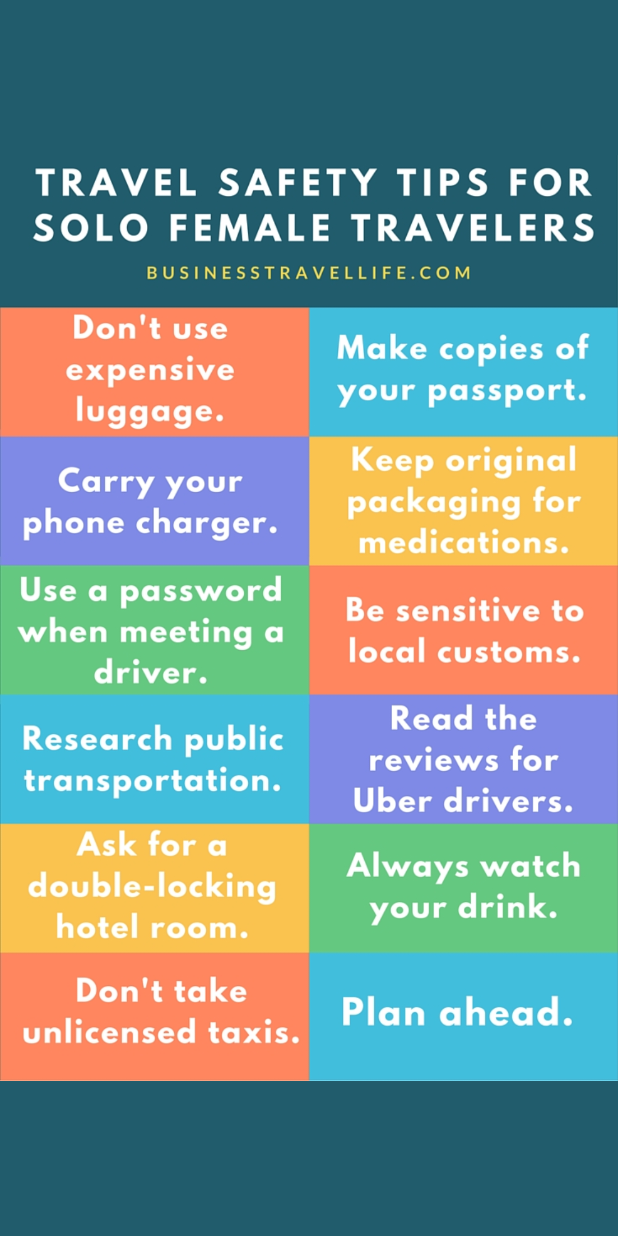
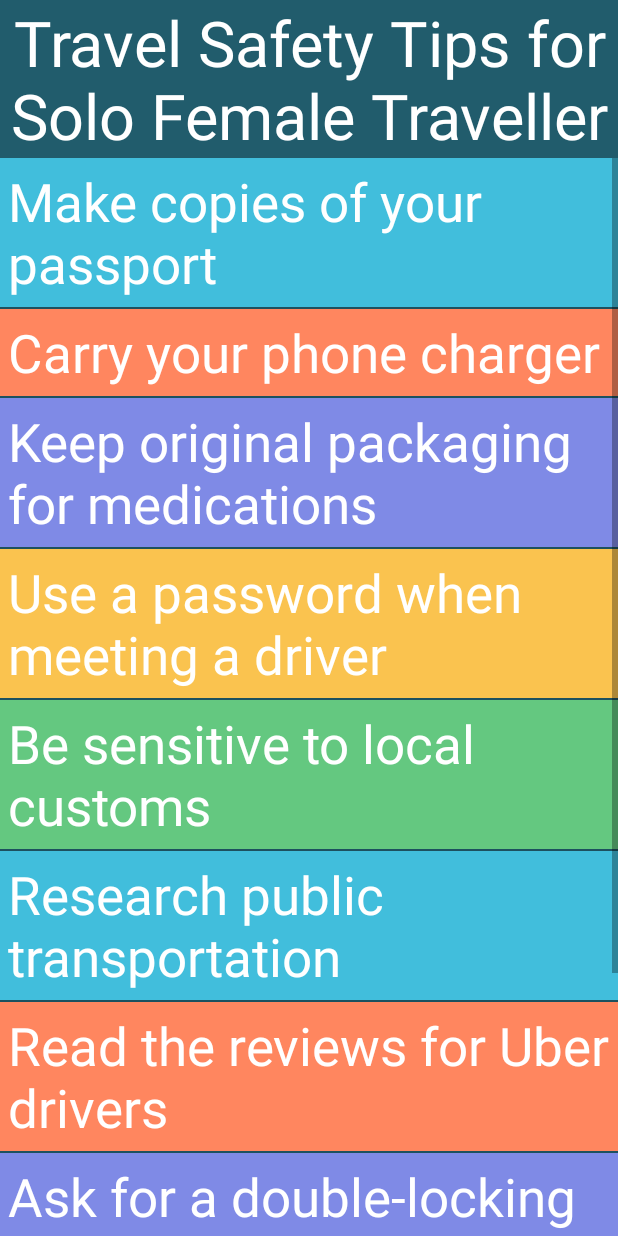
Before and after one commit to oraclesoul/mysafety, an Android app: the fragment InfoFragment shown on its own in the app's theme, on a phone screen of 412 x 824 dp. Run offline under Robolectric (Android 15) with nearby library versions, the light colour scheme and no system bars.

Commit message:
added list view in safety tips and changed size of button

```diff
--- /dev/null
+++ b/app/src/main/java/com/oraclesoul/mysafety/CustomAdapter.java
@@ -0,0 +1,42 @@
+package com.oraclesoul.mysafety;
+
+import android.content.Context;
+import android.view.LayoutInflater;
+import android.view.View;
+import android.view.ViewGroup;
+import android.widget.ArrayAdapter;
+import android.widget.TextView;
+
+import androidx.annotation.NonNull;
+import androidx.annotation.Nullable;
+
+public class CustomAdapter extends ArrayAdapter<String> {
+    Context context;
+    String[] tips;
+    int[] colors;
+
+    public CustomAdapter(Context context, String[] tips, int[] colors)
+    {
+        super(context,R.layout.listitem,tips);
+        this.context = context;
+        this.colors = colors;
+        this.tips = tips;
+    }
+
+    @NonNull
+    @Override
+    public View getView(int position, @Nullable View convertView, @NonNull ViewGroup parent) {
+        if(convertView == null)
+        {
+            convertView = LayoutInflater.from(getContext()).inflate(R.layout.listitem,parent,false);
+        }
+
+        TextView tv  = convertView.findViewById(R.id.tip);
+        tv.setText(tips[position]);
+
+
+        tv.setBackgroundColor(colors[position]);
+        return  convertView;
+
+    }
+}
--- a/app/src/main/java/com/oraclesoul/mysafety/fragments/InfoFragment.java
+++ b/app/src/main/java/com/oraclesoul/mysafety/fragments/InfoFragment.java
@@ -1,5 +1,6 @@
 package com.oraclesoul.mysafety.fragments;
 
+import android.graphics.Color;
 import android.os.Bundle;
 
 import androidx.fragment.app.Fragment;
@@ -7,60 +8,46 @@ import androidx.fragment.app.Fragment;
 import android.view.LayoutInflater;
 import android.view.View;
 import android.view.ViewGroup;
+import android.widget.ArrayAdapter;
+import android.widget.ListView;
 
+import com.oraclesoul.mysafety.CustomAdapter;
 import com.oraclesoul.mysafety.R;
 
-/**
- * A simple {@link Fragment} subclass.
- * Use the {@link InfoFragment#newInstance} factory method to
- * create an instance of this fragment.
- */
+
 public class InfoFragment extends Fragment {
 
-    // TODO: Rename parameter arguments, choose names that match
-    // the fragment initialization parameters, e.g. ARG_ITEM_NUMBER
-    private static final String ARG_PARAM1 = "param1";
-    private static final String ARG_PARAM2 = "param2";
+    public InfoFragment() {
 
-    // TODO: Rename and change types of parameters
-    private String mParam1;
-    private String mParam2;
-
-    public InfoFragment() {
-        // Required empty public constructor
     }
 
-    /**
-     * Use this factory method to create a new instance of
-     * this fragment using the provided parameters.
-     *
-     * @param param1 Parameter 1.
-     * @param param2 Parameter 2.
-     * @return A new instance of fragment InfoFragment.
-     */
-    // TODO: Rename and change types and number of parameters
-    public static InfoFragment newInstance(String param1, String param2) {
-        InfoFragment fragment = new InfoFragment();
-        Bundle args = new Bundle();
-        args.putString(ARG_PARAM1, param1);
-        args.putString(ARG_PARAM2, param2);
-        fragment.setArguments(args);
-        return fragment;
-    }
 
-    @Override
-    public void onCreate(Bundle savedInstanceState) {
-        super.onCreate(savedInstanceState);
-        if (getArguments() != null) {
-            mParam1 = getArguments().getString(ARG_PARAM1);
-            mParam2 = getArguments().getString(ARG_PARAM2);
-        }
-    }
+
 
     @Override
     public View onCreateView(LayoutInflater inflater, ViewGroup container,
                              Bundle savedInstanceState) {
-        // Inflate the layout for this fragment
-        return inflater.inflate(R.layout.fragment_info, container, false);
+
+        View view =  inflater.inflate(R.layout.fragment_info, container, false);
+
+        ListView tipslist = view.findViewById(R.id.tipslist);
+        String[] safetytips = getResources().getStringArray(R.array.tips);
+
+        int[] colors = {getResources().getColor(R.color.color1),
+                getResources().getColor(R.color.color2),
+                getResources().getColor(R.color.color3),
+                getResources().getColor(R.color.color4),
+                getResources().getColor(R.color.color5),
+                getResources().getColor(R.color.color1),
+                getResources().getColor(R.color.color2),
+                getResources().getColor(R.color.color3),
+                getResources().getColor(R.color.color4),
+                getResources().getColor(R.color.color5)
+                 };
+//        ArrayAdapter<String> arrayAdapter = new ArrayAdapter<>(getContext(),R.layout.listitem,safetytips);
+        CustomAdapter customAdapter = new CustomAdapter(getContext(),safetytips,colors);
+        tipslist.setAdapter(customAdapter);
+
+        return view;
     }
 }
--- a/app/src/main/res/layout/fragment_alert.xml
+++ b/app/src/main/res/layout/fragment_alert.xml
@@ -20,10 +20,10 @@
             android:layout_width="wrap_content"
             android:layout_height="wrap_content"
             android:background="@color/alert"
-            android:padding="20dp"
+            android:padding="10dp"
             android:text="Send Alert"
             android:textColor="@color/white"
-            android:textSize="60sp" />
+            android:textSize="50sp" />
     </LinearLayout>
 
 </FrameLayout>
--- a/app/src/main/res/layout/fragment_edit_details.xml
+++ b/app/src/main/res/layout/fragment_edit_details.xml
@@ -45,7 +45,8 @@
                 android:ems="10"
                 android:hint="Enter Your Name"
                 android:inputType="textPersonName"
-                android:padding="10dp" />
+                android:padding="10dp"
+                android:textColor="@color/primary" />
 
             <EditText
                 android:id="@+id/phone"
@@ -56,7 +57,8 @@
                 android:ems="10"
                 android:hint="Enter Emergency Contact"
                 android:inputType="phone"
-                android:padding="10dp" />
+                android:padding="10dp"
+                android:textColor="@color/primary" />
 
             <Button
                 android:id="@+id/saveData"
--- a/app/src/main/res/layout/fragment_info.xml
+++ b/app/src/main/res/layout/fragment_info.xml
@@ -8,9 +8,24 @@
     android:background="#215C6C"
     tools:context=".fragments.InfoFragment">
 
-    <ImageView
-        android:id="@+id/imageView2"
+    <LinearLayout
         android:layout_width="match_parent"
         android:layout_height="match_parent"
-        android:src="@drawable/travelsafetytips" />
+        android:orientation="vertical">
+
+        <TextView
+            android:id="@+id/textView4"
+            android:layout_width="match_parent"
+            android:layout_height="wrap_content"
+            android:gravity="center"
+            android:text="Travel Safety Tips for Solo Female Traveller"
+            android:textColor="@color/white"
+            android:textSize="42sp" />
+
+        <ListView
+            android:id="@+id/tipslist"
+            android:layout_width="match_parent"
+            android:layout_height="match_parent" />
+    </LinearLayout>
+
 </FrameLayout>
--- /dev/null
+++ b/app/src/main/res/layout/listitem.xml
@@ -0,0 +1,11 @@
+<?xml version="1.0" encoding="utf-8"?>
+<TextView xmlns:android="http://schemas.android.com/apk/res/android"
+    android:id="@+id/tip"
+    android:layout_width="match_parent"
+    android:layout_height="wrap_content"
+    android:layout_margin="5dp"
+    android:padding="5dp"
+    android:textColor="@color/white"
+    android:textSize="35dp">
+
+</TextView>
--- a/app/src/main/res/values/colors.xml
+++ b/app/src/main/res/values/colors.xml
@@ -10,4 +10,14 @@
     <color name="primary" >#215C6C</color>
     <color name="alert">#f4442e</color>
     <color name="secondary">#074f99</color>
+
+    <color name="color1">#41BEDC</color>
+    <color name="color2">#FF865F</color>
+    <color name="color3">#7F8AE6</color>
+    <color name="color4">#FAC34F</color>
+    <color name="color5">#64C880</color>
+
+
+
+
 </resources>
--- a/app/src/main/res/values/strings.xml
+++ b/app/src/main/res/values/strings.xml
@@ -2,4 +2,18 @@
     <string name="app_name">MySafety</string>
     <!-- TODO: Remove or change this placeholder text -->
     <string name="hello_blank_fragment">Hello blank fragment</string>
+
+    <string-array name="tips">
+        <item>Make copies of your passport</item>
+        <item>Carry your phone charger</item>
+        <item>Keep original packaging for medications</item>
+        <item>Use a password when meeting a driver</item>
+        <item>Be sensitive to local customs</item>
+        <item>Research public transportation</item>
+        <item>Read the reviews for Uber drivers</item>
+        <item>Ask for a double-locking hotel room</item>
+        <item>Always watch your drink</item>
+        <item>Plan ahead</item>
+    </string-array>
+
 </resources>
```
